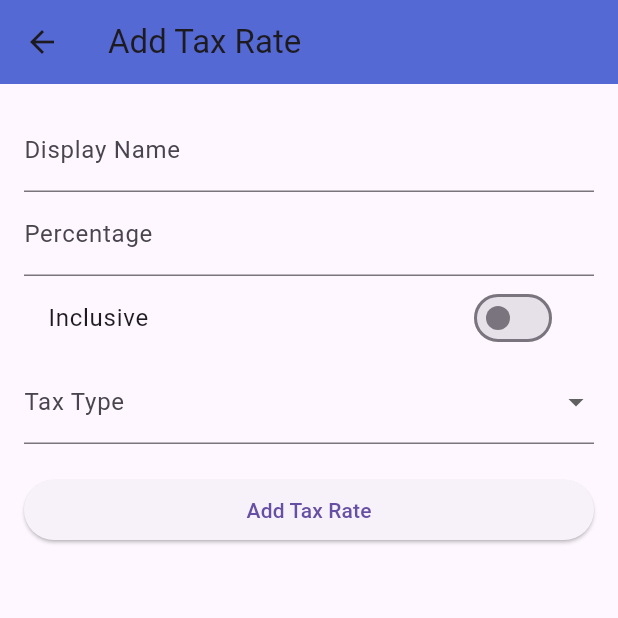
After one commit to cxphong/Stripe-Invoice-Tool-App, a Flutter app: the TaxRateScreen screen opened directly, after a tap on the "add" icon, on a phone screen of 412 x 824 dp, the top half of it. The commit adds this screen. Run offline on Flutter 3.47's test engine with Material 3 defaults, Android fonts, the light colour scheme and no system bars; our stand-ins replace mask_text_input_formatter, pdf, printing, shared_preferences; missing offline and left inert: currency_picker; accounts and stored records are empty; network calls fail; project files that could hold a hidden picture were left out.

Commit message:
Add tax rate

```diff
--- /dev/null
+++ b/lib/add_tax_rate.dart
@@ -0,0 +1,144 @@
+// add_tax_rate_screen.dart
+
+import 'package:flutter/material.dart';
+import 'dart:convert';
+import 'package:http/http.dart' as http;
+import 'package:stripe_invoice/constant.dart';
+
+class AddTaxRateScreen extends StatefulWidget {
+  const AddTaxRateScreen({Key? key}) : super(key: key);
+
+  @override
+  State<AddTaxRateScreen> createState() => _AddTaxRateScreenState();
+}
+
+class _AddTaxRateScreenState extends State<AddTaxRateScreen> {
+  final _formKey = GlobalKey<FormState>();
+  String _displayName = '';
+  double _percentage = 0;
+  bool _inclusive = false;
+  String? _selectedTaxType;
+
+  final List<Map<String, String>> _taxTypes = [
+    {'value': 'gst', 'label': 'Goods and Services Tax'},
+    {'value': 'sales_tax', 'label': 'Sales Tax'},
+    {'value': 'vat', 'label': 'Value-Added Tax'},
+  ];
+
+  Future<void> _addTaxRate() async {
+    if (_formKey.currentState!.validate()) {
+      _formKey.currentState!.save();
+
+      final response = await http.post(
+        Uri.https('api.stripe.com', '/v1/tax_rates'),
+        headers: {
+          'Authorization': 'Bearer ${stripe_secret_key}',
+          'Content-Type': 'application/x-www-form-urlencoded'
+        },
+        body: {
+          'display_name': _displayName,
+          'percentage': _percentage.toString(),
+          'inclusive': _inclusive.toString(),
+          'tax_type': _selectedTaxType,
+        },
+      );
+
+      if (response.statusCode == 200) {
+        ScaffoldMessenger.of(context).showSnackBar(
+          SnackBar(content: Text('Tax rate added successfully')),
+        );
+        Navigator.pop(context);
+      } else {
+        ScaffoldMessenger.of(context).showSnackBar(
+          SnackBar(content: Text('Failed to add tax rate')),
+        );
+      }
+    }
+  }
+
+  @override
+  Widget build(BuildContext context) {
+    return Scaffold(
+      appBar: AppBar(
+        title: Text('Add Tax Rate'),
+        backgroundColor: Color(0xFF5469d4),
+      ),
+      body: Padding(
+        padding: const EdgeInsets.all(16.0),
+        child: Form(
+          key: _formKey,
+          child: ListView(
+            children: [
+              TextFormField(
+                decoration: InputDecoration(labelText: 'Display Name'),
+                validator: (value) {
+                  if (value == null || value.isEmpty) {
+                    return 'Please enter a display name';
+                  }
+                  return null;
+                },
+                onSaved: (value) {
+                  _displayName = value!;
+                },
+              ),
+              TextFormField(
+                decoration: InputDecoration(labelText: 'Percentage'),
+                keyboardType: TextInputType.number,
+                validator: (value) {
+                  if (value == null || value.isEmpty) {
+                    return 'Please enter a percentage';
+                  }
+                  final percentage = double.tryParse(value);
+                  if (percentage == null || percentage < 0) {
+                    return 'Please enter a valid percentage';
+                  }
+                  return null;
+                },
+                onSaved: (value) {
+                  _percentage = double.parse(value!);
+                },
+              ),
+              SwitchListTile(
+                title: Text('Inclusive'),
+                value: _inclusive,
+                onChanged: (value) {
+                  setState(() {
+                    _inclusive = value;
+                  });
+                },
+              ),
+              DropdownButtonFormField<String>(
+                decoration: InputDecoration(labelText: 'Tax Type'),
+                items: _taxTypes
+                    .map((taxType) => DropdownMenuItem<String>(
+                  value: taxType['value'],
+                  child: Text(taxType['label']!),
+                ))
+                    .toList(),
+                validator: (value) {
+                  if (value == null || value.isEmpty) {
+                    return 'Please select a tax type';
+                  }
+                  return null;
+                },
+                onChanged: (value) {
+                  setState(() {
+                    _selectedTaxType = value;
+                  });
+                },
+                onSaved: (value) {
+                  _selectedTaxType = value!;
+                },
+              ),
+              SizedBox(height: 20),
+              ElevatedButton(
+                onPressed: _addTaxRate,
+                child: Text('Add Tax Rate'),
+              ),
+            ],
+          ),
+        ),
+      ),
+    );
+  }
+}
--- a/lib/main.dart
+++ b/lib/main.dart
@@ -4,6 +4,7 @@ import 'package:stripe_invoice/invoice.dart';
 import 'package:stripe_invoice/product.dart';
 import 'package:stripe_invoice/settings.dart';
 import 'package:provider/provider.dart';
+import 'package:stripe_invoice/taxrate.dart';
 
 void main() {
   runApp(
@@ -84,7 +85,7 @@ class _MyHomePageState extends State<MyHomePage> {
             ),
             BottomNavigationBarItem(
               icon: Icon(Icons.school),
-              label: 'Product',
+              label: 'Taxrate',
             ),
           ],
           currentIndex: _selectedIndex,
@@ -100,5 +101,6 @@ class _MyHomePageState extends State<MyHomePage> {
 final List<Widget> _screens = <Widget>[
   InvoiceScreen(),
   CustomerScreen(),
-  ProductScreen(),
+  TaxRateScreen(),
+
 ];
--- /dev/null
+++ b/lib/taxrate.dart
@@ -0,0 +1,183 @@
+// tax_rate_screen.dart
+
+import 'package:flutter/material.dart';
+import 'dart:convert';
+import 'package:http/http.dart' as http;
+import 'package:stripe_invoice/add_tax_rate.dart';
+import 'package:stripe_invoice/constant.dart';
+
+// tax_rate.dart
+
+class TaxRate {
+  final String id;
+  final String displayName;
+  final bool inclusive;
+  final String taxType;
+  final double percentage;
+  final bool active;
+
+  TaxRate({
+    required this.id,
+    required this.displayName,
+    required this.inclusive,
+    required this.taxType,
+    required this.percentage,
+    required this.active,
+  });
+
+  factory TaxRate.fromJson(Map<String, dynamic> json) {
+    return TaxRate(
+      id: json['id'],
+      displayName: json['display_name'],
+      inclusive: json['inclusive'],
+      taxType: json['tax_type'] ?? 'Unknown',
+      percentage: json['percentage'].toDouble(),
+      active: json['active'],
+    );
+  }
+}
+
+class TaxRateScreen extends StatefulWidget {
+  final bool selectMode;
+  const TaxRateScreen({Key? key, this.selectMode = false}) : super(key: key);
+
+  @override
+  State<TaxRateScreen> createState() => _TaxRateScreenState();
+}
+
+class _TaxRateScreenState extends State<TaxRateScreen> {
+  List<TaxRate> _taxRates = [];
+  bool _isLoading = false;
+  bool _hasMore = true;
+  int _currentPage = 1;
+
+  @override
+  void initState() {
+    super.initState();
+    _fetchTaxRates();
+  }
+
+  Future<void> _fetchTaxRates({bool isRefreshing = false}) async {
+    if (!_isLoading) {
+      setState(() => _isLoading = true);
+
+      final response = await http.get(
+        Uri.https('api.stripe.com', '/v1/tax_rates', {
+          'limit': '10',
+          'starting_after': isRefreshing ? '' : (_taxRates.isNotEmpty ? _taxRates.last.id : '')
+        }),
+        headers: {'Authorization': 'Bearer ${stripe_secret_key}'},
+      );
+
+      if (response.statusCode == 200) {
+        final jsonData = jsonDecode(response.body);
+        final List<dynamic> taxRatesData = jsonData['data'];
+        setState(() {
+          if (isRefreshing) {
+            _taxRates.clear();
+          }
+          _taxRates.addAll(
+              taxRatesData.map((data) => TaxRate.fromJson(data)).where((taxRate) => taxRate.active).toList());
+          _hasMore = jsonData['has_more'];
+          _currentPage++;
+        });
+      } else {
+        print('Failed to fetch tax rates: ${response.statusCode}');
+      }
+
+      setState(() => _isLoading = false);
+    }
+  }
+
+  Future<void> _handleRefresh() async {
+    await _fetchTaxRates(isRefreshing: true);
+  }
+
+  Future<void> _archiveTaxRate(String id) async {
+    final response = await http.post(
+      Uri.https('api.stripe.com', '/v1/tax_rates/$id'),
+      headers: {
+        'Authorization': 'Bearer ${stripe_secret_key}',
+        'Content-Type': 'application/x-www-form-urlencoded'
+      },
+      body: {'active': 'false'},
+    );
+
+    if (response.statusCode == 200) {
+      setState(() {
+        _taxRates.removeWhere((taxRate) => taxRate.id == id);
+      });
+      ScaffoldMessenger.of(context).showSnackBar(
+        SnackBar(content: Text('Tax rate archived')),
+      );
+    } else {
+      ScaffoldMessenger.of(context).showSnackBar(
+        SnackBar(content: Text('Failed to archive tax rate')),
+      );
+    }
+  }
+
+  @override
+  Widget build(BuildContext context) {
+    return Scaffold(
+      appBar: AppBar(
+        title: Text('Tax Rates'),
+        backgroundColor: Color(0xFF5469d4),
+        actions: [
+          IconButton(
+            icon: Icon(Icons.add),
+            onPressed: () {
+              Navigator.push(
+                context,
+                MaterialPageRoute(builder: (context) => AddTaxRateScreen()),
+              ).then((value) {
+                _handleRefresh(); // Refresh the list after adding a new tax rate
+              });
+            },
+          ),
+        ],
+
+      ),
+      body: _taxRates.isEmpty
+          ? Center(
+        child: _isLoading
+            ? CircularProgressIndicator()
+            : Text('No active tax rates available'),
+      )
+          : NotificationListener<ScrollNotification>(
+        onNotification: (ScrollNotification scrollInfo) {
+          if (scrollInfo.metrics.pixels == scrollInfo.metrics.maxScrollExtent && _hasMore && !_isLoading) {
+            _fetchTaxRates();
+          }
+          return false;
+        },
+        child: RefreshIndicator(
+          onRefresh: _handleRefresh,
+          child: ListView.builder(
+            itemCount: _taxRates.length + (_hasMore ? 1 : 0),
+            itemBuilder: (context, index) {
+              if (index == _taxRates.length) {
+                return Center(
+                  child: CircularProgressIndicator(),
+                );
+              }
+              final taxRate = _taxRates[index];
+              return ListTile(
+                title: Text(taxRate.displayName),
+                subtitle: Text('${taxRate.taxType} - ${taxRate.percentage}%'),
+                trailing: Text(taxRate.inclusive
+                    ? "Inclusive"
+                    : "Exclusive"),
+                onTap: widget.selectMode
+                    ? () {
+                  Navigator.pop(context, taxRate);
+                }
+                    : null,
+              );
+            },
+          ),
+        ),
+      ),
+    );
+  }
+}
```
Also changed, not shown: lib/add_invoice.dart (+61 -5 lines).
